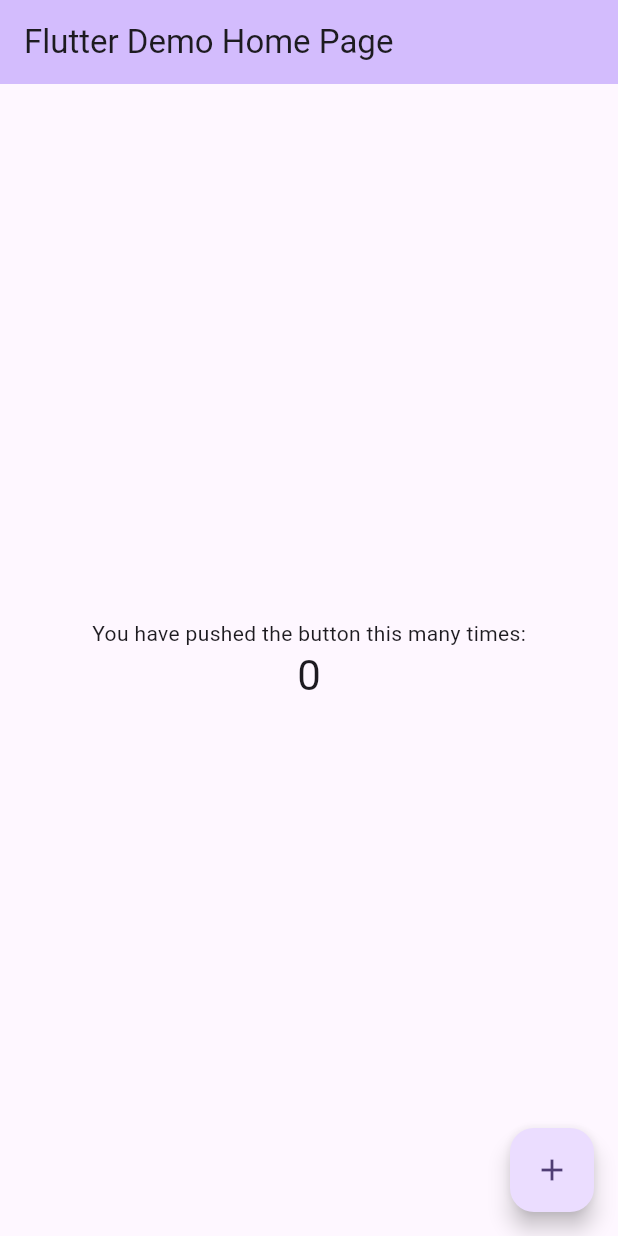
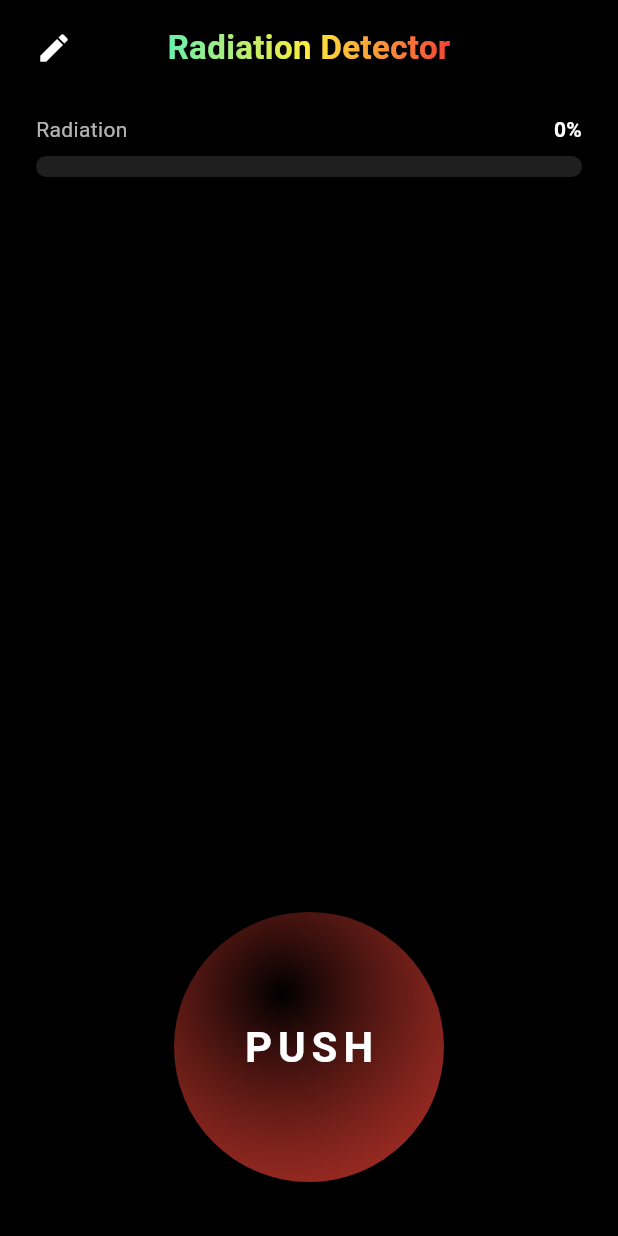
Before and after one commit to Andezion/GeigerCounter, a Flutter app: the screen it shows after launch, on a phone screen of 412 x 824 dp. Run offline on Flutter 3.47's test engine with Material 3 defaults, Android fonts, the light colour scheme and no system bars; our stand-ins replace audioplayers.

Commit message:
basic structure

```diff
--- a/lib/main.dart
+++ b/lib/main.dart
@@ -1,4 +1,8 @@
+import 'dart:async';
+import 'dart:math';
+
 import 'package:flutter/material.dart';
+import 'package:audioplayers/audioplayers.dart';
 
 void main() {
   runApp(const MyApp());
@@ -7,119 +11,244 @@
 class MyApp extends StatelessWidget {
   const MyApp({super.key});
 
-  // This widget is the root of your application.
   @override
   Widget build(BuildContext context) {
     return MaterialApp(
-      title: 'Flutter Demo',
+      title: 'Geiger Joke',
       theme: ThemeData(
-        // This is the theme of your application.
-        //
-        // TRY THIS: Try running your application with "flutter run". You'll see
-        // the application has a purple toolbar. Then, without quitting the app,
-        // try changing the seedColor in the colorScheme below to Colors.green
-        // and then invoke "hot reload" (save your changes or press the "hot
-        // reload" button in a Flutter-supported IDE, or press "r" if you used
-        // the command line to start the app).
-        //
-        // Notice that the counter didn't reset back to zero; the application
-        // state is not lost during the reload. To reset the state, use hot
-        // restart instead.
-        //
-        // This works for code too, not just values: Most code changes can be
-        // tested with just a hot reload.
-        colorScheme: ColorScheme.fromSeed(seedColor: Colors.deepPurple),
-        useMaterial3: true,
-      ),
-      home: const MyHomePage(title: 'Flutter Demo Home Page'),
+          useMaterial3: true,
+          colorScheme: ColorScheme.fromSeed(seedColor: Colors.deepPurple)),
+      home: const GeigerPage(),
     );
   }
 }
 
-class MyHomePage extends StatefulWidget {
-  const MyHomePage({super.key, required this.title});
-
-  // This widget is the home page of your application. It is stateful, meaning
-  // that it has a State object (defined below) that contains fields that affect
-  // how it looks.
-
-  // This class is the configuration for the state. It holds the values (in this
-  // case the title) provided by the parent (in this case the App widget) and
-  // used by the build method of the State. Fields in a Widget subclass are
-  // always marked "final".
-
-  final String title;
+class GeigerPage extends StatefulWidget {
+  const GeigerPage({super.key});
 
   @override
-  State<MyHomePage> createState() => _MyHomePageState();
+  State<GeigerPage> createState() => _GeigerPageState();
 }
 
-class _MyHomePageState extends State<MyHomePage> {
-  int _counter = 0;
+class _GeigerPageState extends State<GeigerPage>
+    with SingleTickerProviderStateMixin {
+  String _title = 'Radiation Detector';
+  bool _holding = false;
+  DateTime? _holdStart;
+  Timer? _tickTimer;
+  Timer? _decayTimer;
+  double _intensity = 0.0;
+  late final AudioPlayer _player;
 
-  void _incrementCounter() {
-    setState(() {
-      // This call to setState tells the Flutter framework that something has
-      // changed in this State, which causes it to rerun the build method below
-      // so that the display can reflect the updated values. If we changed
-      // _counter without calling setState(), then the build method would not be
-      // called again, and so nothing would appear to happen.
-      _counter++;
+  late final AnimationController _pulseController;
+  late final Animation<double> _pulseAnim;
+
+  @override
+  void initState() {
+    super.initState();
+    _player = AudioPlayer();
+    _pulseController = AnimationController(
+        vsync: this, duration: const Duration(milliseconds: 220));
+    _pulseAnim = Tween<double>(begin: 1.0, end: 1.12).animate(
+        CurvedAnimation(parent: _pulseController, curve: Curves.easeOut));
+  }
+
+  @override
+  void dispose() {
+    _tickTimer?.cancel();
+    _decayTimer?.cancel();
+    _player.dispose();
+    _pulseController.dispose();
+    super.dispose();
+  }
+
+  void _startHold() {
+    if (_holding) return;
+    _decayTimer?.cancel();
+    _holding = true;
+    _holdStart = DateTime.now();
+    _scheduleNextTick();
+    setState(() {});
+  }
+
+  void _stopHold() {
+    _holding = false;
+    _tickTimer?.cancel();
+    _decayTimer = Timer.periodic(const Duration(milliseconds: 120), (t) {
+      setState(() {
+        _intensity = max(0.0, _intensity - 0.04);
+      });
+      if (_intensity <= 0) {
+        t.cancel();
+      }
     });
+    setState(() {});
+  }
+
+  void _scheduleNextTick() {
+    if (!_holding) return;
+    final elapsedMs = DateTime.now().difference(_holdStart!).inMilliseconds;
+    _intensity = (elapsedMs / 10000).clamp(0.0, 1.0);
+
+    final intervalMs = (800 - (740 * _intensity)).toInt().clamp(40, 1000);
+
+    _tickTimer = Timer(Duration(milliseconds: intervalMs), () async {
+      _playTick();
+      if (_holding) _scheduleNextTick();
+    });
+    setState(() {});
+  }
+
+  Future<void> _playTick() async {
+    final vol = (0.25 + 0.75 * _intensity).clamp(0.0, 1.0);
+
+    final assetPath =
+        _intensity > 0.6 ? 'audio/geiger_short.mp3' : 'audio/geiger_short.mp3';
+    try {
+      await _player.play(AssetSource(assetPath), volume: vol);
+    } catch (e) {}
+
+    _pulseController.forward(from: 0);
+  }
+
+  Future<void> _editTitle() async {
+    final controller = TextEditingController(text: _title);
+    final res = await showDialog<String>(
+        context: context,
+        builder: (ctx) {
+          return AlertDialog(
+            title: const Text('Edit title'),
+            content: TextField(
+                controller: controller,
+                autofocus: true,
+                decoration: const InputDecoration(hintText: 'Enter new title')),
+            actions: [
+              TextButton(
+                  onPressed: () => Navigator.of(ctx).pop(null),
+                  child: const Text('Cancel')),
+              TextButton(
+                  onPressed: () =>
+                      Navigator.of(ctx).pop(controller.text.trim()),
+                  child: const Text('Save')),
+            ],
+          );
+        });
+
+    if (res != null && res.isNotEmpty) {
+      setState(() {
+        _title = res;
+      });
+    }
   }
 
   @override
   Widget build(BuildContext context) {
-    // This method is rerun every time setState is called, for instance as done
-    // by the _incrementCounter method above.
-    //
-    // The Flutter framework has been optimized to make rerunning build methods
-    // fast, so that you can just rebuild anything that needs updating rather
-    // than having to individually change instances of widgets.
     return Scaffold(
-      appBar: AppBar(
-        // TRY THIS: Try changing the color here to a specific color (to
-        // Colors.amber, perhaps?) and trigger a hot reload to see the AppBar
-        // change color while the other colors stay the same.
-        backgroundColor: Theme.of(context).colorScheme.inversePrimary,
-        // Here we take the value from the MyHomePage object that was created by
-        // the App.build method, and use it to set our appbar title.
-        title: Text(widget.title),
-      ),
-      body: Center(
-        // Center is a layout widget. It takes a single child and positions it
-        // in the middle of the parent.
+      backgroundColor: Colors.black,
+      body: SafeArea(
         child: Column(
-          // Column is also a layout widget. It takes a list of children and
-          // arranges them vertically. By default, it sizes itself to fit its
-          // children horizontally, and tries to be as tall as its parent.
-          //
-          // Column has various properties to control how it sizes itself and
-          // how it positions its children. Here we use mainAxisAlignment to
-          // center the children vertically; the main axis here is the vertical
-          // axis because Columns are vertical (the cross axis would be
-          // horizontal).
-          //
-          // TRY THIS: Invoke "debug painting" (choose the "Toggle Debug Paint"
-          // action in the IDE, or press "p" in the console), to see the
-          // wireframe for each widget.
-          mainAxisAlignment: MainAxisAlignment.center,
-          children: <Widget>[
-            const Text(
-              'You have pushed the button this many times:',
+          children: [
+            Padding(
+              padding: const EdgeInsets.symmetric(horizontal: 12, vertical: 8),
+              child: Row(
+                children: [
+                  IconButton(
+                      onPressed: _editTitle,
+                      icon: const Icon(Icons.edit, color: Colors.white)),
+                  Expanded(
+                    child: Center(
+                      child: ShaderMask(
+                        shaderCallback: (rect) => const LinearGradient(colors: [
+                          Colors.greenAccent,
+                          Colors.yellow,
+                          Colors.red
+                        ]).createShader(rect),
+                        child: Text(_title,
+                            textAlign: TextAlign.center,
+                            style: const TextStyle(
+                                fontSize: 22,
+                                fontWeight: FontWeight.bold,
+                                color: Colors.white)),
+                      ),
+                    ),
+                  ),
+                  const SizedBox(width: 48),
+                ],
+              ),
             ),
-            Text(
-              '$_counter',
-              style: Theme.of(context).textTheme.headlineMedium,
+            Padding(
+              padding: const EdgeInsets.symmetric(horizontal: 24, vertical: 12),
+              child: Column(
+                children: [
+                  Row(
+                    mainAxisAlignment: MainAxisAlignment.spaceBetween,
+                    children: [
+                      const Text('Radiation',
+                          style: TextStyle(color: Colors.white70)),
+                      Text('${(_intensity * 100).round()}%',
+                          style: const TextStyle(
+                              color: Colors.white,
+                              fontWeight: FontWeight.bold)),
+                    ],
+                  ),
+                  const SizedBox(height: 8),
+                  ClipRRect(
+                    borderRadius: BorderRadius.circular(8),
+                    child: LinearProgressIndicator(
+                        value: _intensity,
+                        minHeight: 14,
+                        backgroundColor: Colors.white12,
+                        valueColor: AlwaysStoppedAnimation(Colors.limeAccent)),
+                  ),
+                  const SizedBox(height: 8),
+                  AnimatedOpacity(
+                      opacity: _intensity > 0.2 ? 1.0 : 0.0,
+                      duration: const Duration(milliseconds: 250),
+                      child: Text('CPM ~ ${(_intensity * 300).round()}',
+                          style: const TextStyle(color: Colors.white60))),
+                ],
+              ),
+            ),
+            const Spacer(),
+            Padding(
+              padding: const EdgeInsets.only(bottom: 36.0),
+              child: ScaleTransition(
+                scale: _pulseAnim,
+                child: GestureDetector(
+                  onTapDown: (_) => _startHold(),
+                  onTapUp: (_) => _stopHold(),
+                  onTapCancel: () => _stopHold(),
+                  child: Container(
+                    width: 180,
+                    height: 180,
+                    decoration: BoxDecoration(
+                      shape: BoxShape.circle,
+                      gradient: RadialGradient(
+                          colors: [Colors.black, Colors.red.withOpacity(0.7)],
+                          center: Alignment(-0.2, -0.4),
+                          radius: 0.9),
+                      boxShadow: [
+                        BoxShadow(
+                            color: Colors.red.withOpacity(min(0.6, _intensity)),
+                            blurRadius: 30 * _intensity,
+                            spreadRadius: 4 * _intensity)
+                      ],
+                    ),
+                    child: Center(
+                      child: Text('PUSH',
+                          style: TextStyle(
+                              color: Colors.white,
+                              fontSize: 28,
+                              fontWeight: FontWeight.bold,
+                              letterSpacing: 4)),
+                    ),
+                  ),
+                ),
+              ),
             ),
           ],
         ),
       ),
-      floatingActionButton: FloatingActionButton(
-        onPressed: _incrementCounter,
-        tooltip: 'Increment',
-        child: const Icon(Icons.add),
-      ), // This trailing comma makes auto-formatting nicer for build methods.
     );
   }
 }
```
Also changed, not shown: pubspec.yaml (+5 -4 lines).
